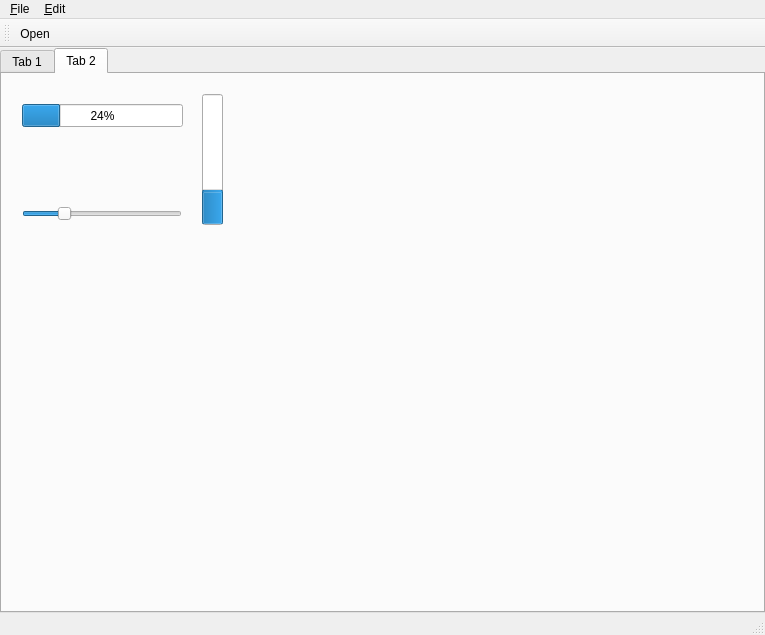
Above: MainWindow.ui from soramimi/QtDarkStyle before the change. Below: the same form after it.
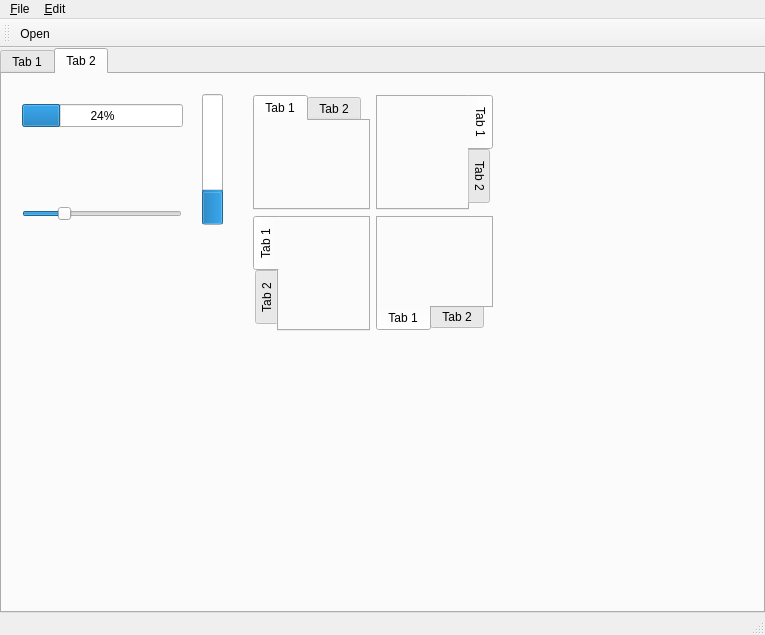
That is the form after the change. The open tabs and pages were chosen to show the change.

Commit message: タブウィジェットの描画改良

```diff
--- a/MainWindow.ui
+++ b/MainWindow.ui
@@ -267,6 +267,83 @@
          <enum>Qt::Horizontal</enum>
         </property>
        </widget>
+       <widget class="QWidget" name="layoutWidget">
+        <property name="geometry">
+         <rect>
+          <x>240</x>
+          <y>10</y>
+          <width>262</width>
+          <height>258</height>
+         </rect>
+        </property>
+        <layout class="QGridLayout" name="gridLayout_3">
+         <item row="0" column="0">
+          <widget class="QTabWidget" name="tabWidget_2">
+           <widget class="QWidget" name="tab_3">
+            <attribute name="title">
+             <string>Tab 1</string>
+            </attribute>
+           </widget>
+           <widget class="QWidget" name="tab_4">
+            <attribute name="title">
+             <string>Tab 2</string>
+            </attribute>
+           </widget>
+          </widget>
+         </item>
+         <item row="0" column="1">
+          <widget class="QTabWidget" name="tabWidget_5">
+           <property name="tabPosition">
+            <enum>QTabWidget::East</enum>
+           </property>
+           <widget class="QWidget" name="tab_9">
+            <attribute name="title">
+             <string>Tab 1</string>
+            </attribute>
+           </widget>
+           <widget class="QWidget" name="tab_10">
+            <attribute name="title">
+             <string>Tab 2</string>
+            </attribute>
+           </widget>
+          </widget>
+         </item>
+         <item row="1" column="0">
+          <widget class="QTabWidget" name="tabWidget_3">
+           <property name="tabPosition">
+            <enum>QTabWidget::West</enum>
+           </property>
+           <widget class="QWidget" name="tab_5">
+            <attribute name="title">
+             <string>Tab 1</string>
+            </attribute>
+           </widget>
+           <widget class="QWidget" name="tab_6">
+            <attribute name="title">
+             <string>Tab 2</string>
+            </attribute>
+           </widget>
+          </widget>
+         </item>
+         <item row="1" column="1">
+          <widget class="QTabWidget" name="tabWidget_4">
+           <property name="tabPosition">
+            <enum>QTabWidget::South</enum>
+           </property>
+           <widget class="QWidget" name="tab_7">
+            <attribute name="title">
+             <string>Tab 1</string>
+            </attribute>
+           </widget>
+           <widget class="QWidget" name="tab_8">
+            <attribute name="title">
+             <string>Tab 2</string>
+            </attribute>
+           </widget>
+          </widget>
+         </item>
+        </layout>
+       </widget>
       </widget>
      </widget>
     </item>
```
Left out of the diff: 4 changed lines with no effect on the pictures. The commit also changes 2 other files.
